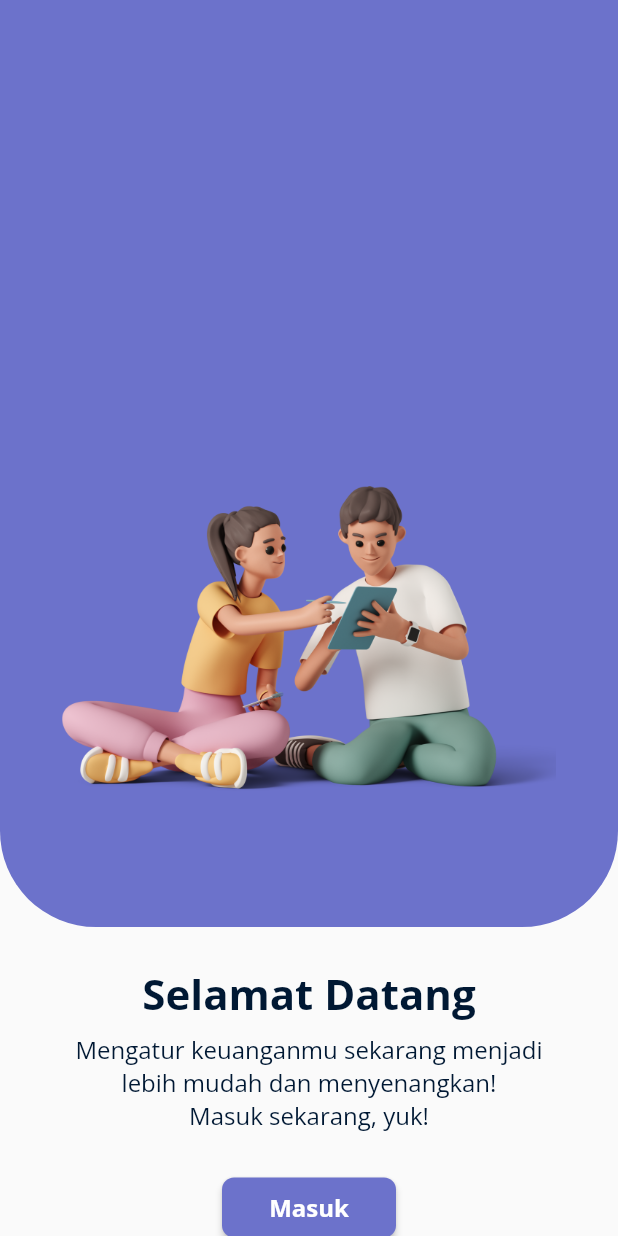
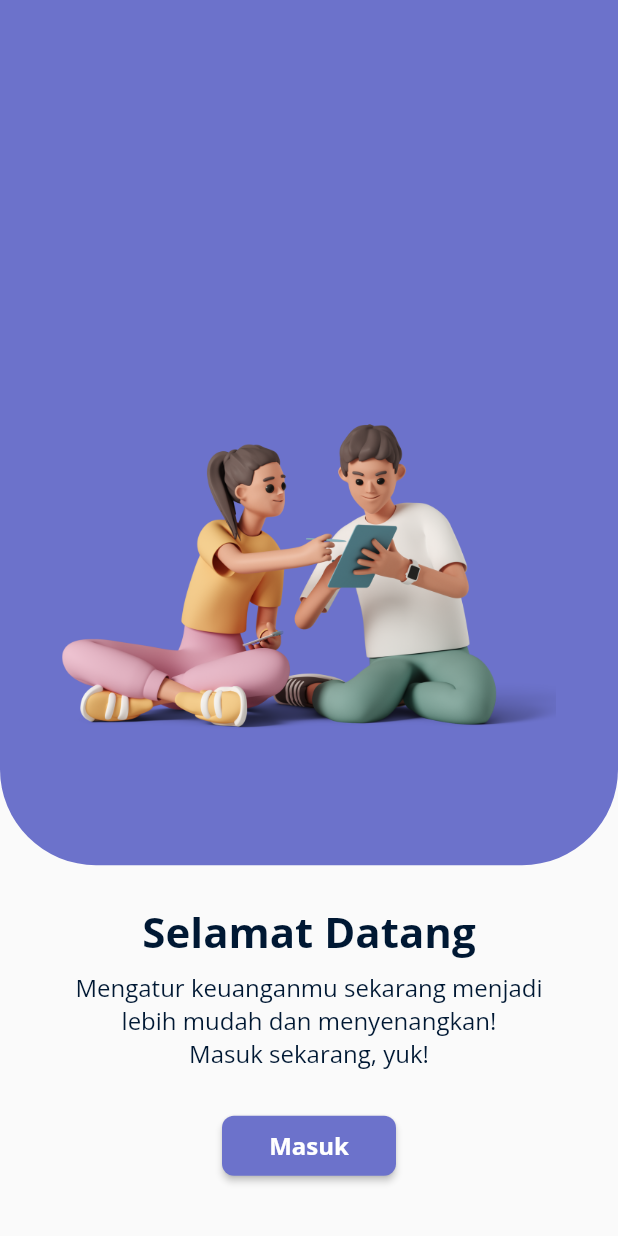
Before and after one commit to pawangdev/pawang-mobile, a Flutter app: the screen it shows after launch, on a phone screen of 412 x 824 dp. Run offline on Flutter 3.47's test engine with Material 2 defaults, Android fonts, the phone set to English and light mode, and no system bars; our stand-ins replace flutter_svg, image_picker, sqflite; missing offline and left inert: google_ml_kit; accounts and stored records are empty.

Commit message:
change mediaquery's value

```diff
--- a/lib/views/landing_screen.dart
+++ b/lib/views/landing_screen.dart
@@ -19,7 +19,7 @@ class LandingScreen extends StatelessWidget {
           children: [
             Container(
               width: double.infinity,
-              height: bodyHeight * 0.75,
+              height: bodyHeight * 0.70,
               decoration: BoxDecoration(
                   color: kPurple,
                   borderRadius: BorderRadius.only(
```
